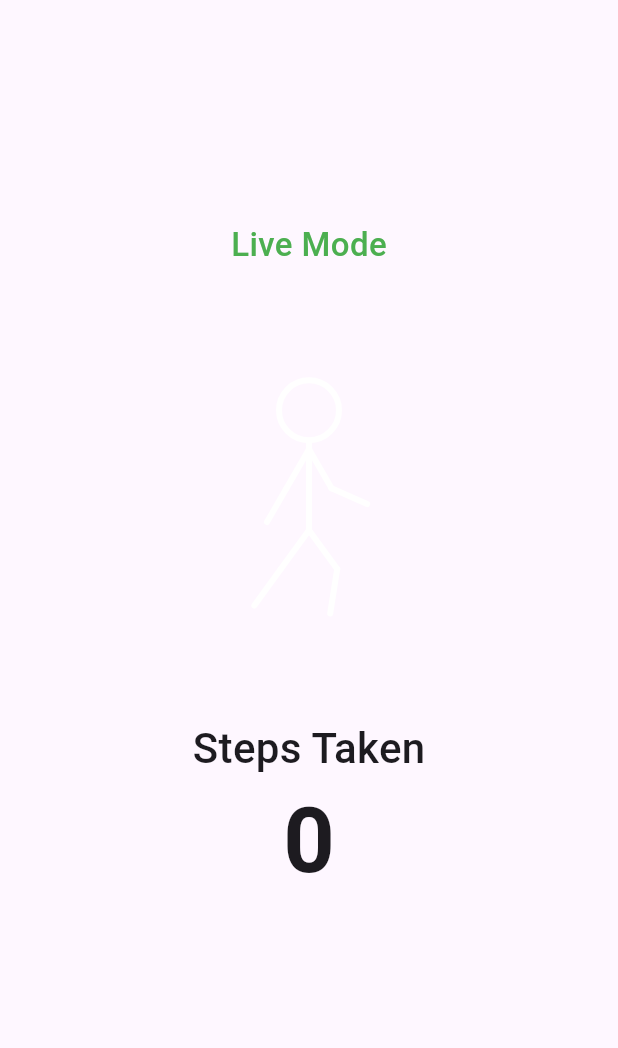
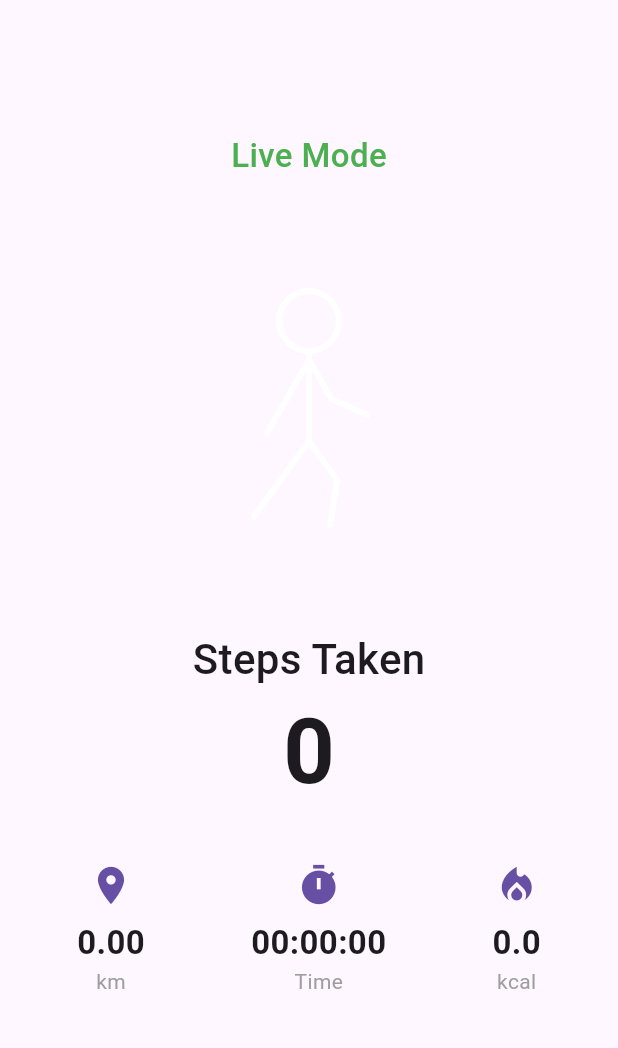
Before and after one commit to koasis89/step_tracker, a Flutter app: the screen it shows after launch, on a phone screen of 412 x 824 dp, the part 66-1114 px from its top. Run offline on Flutter 3.47's test engine with Material 3 defaults, Android fonts, the phone set to English and light mode, and no system bars; our stand-ins replace firebase_core, pedometer; accounts and stored records are empty.

Commit message:
feat: add distance duration calory

```diff
--- a/lib/screens/main_screen.dart
+++ b/lib/screens/main_screen.dart
@@ -13,6 +13,12 @@ class MainScreen extends StatefulWidget {
 
 class _MainScreenState extends State<MainScreen> with TickerProviderStateMixin {
   int _steps = 0;
+  double _distance = 0.0;
+  double _calories = 0.0;
+  int _elapsedSeconds = 0;
+  Timer? _timer;
+  bool _isTimerActive = false;
+
   bool _isSimulationMode = false;
   double _simulationSpeed = 5.0;
 
@@ -20,16 +26,6 @@ class _MainScreenState extends State<MainScreen> with TickerProviderStateMixin {
   double _previousAnimationValue = 0.0;
 
   StreamSubscription<StepCount>? _stepCountSubscription;
-
-  void _onAnimationUpdate() {
-    if (!_isSimulationMode || !_animationController.isAnimating) return;
-    final currentValue = _animationController.value;
-    if ((_previousAnimationValue < 0.5 && currentValue >= 0.5) ||
-        (_previousAnimationValue > 0.5 && currentValue < 0.5)) {
-      setState(() { _steps++; });
-    }
-    _previousAnimationValue = currentValue;
-  }
 
   @override
   void initState() {
@@ -40,6 +36,35 @@ class _MainScreenState extends State<MainScreen> with TickerProviderStateMixin {
     );
     _animationController.addListener(_onAnimationUpdate);
     initPedometer();
+    _startTimer(); // Timer is initialized but will only run when _isTimerActive is true
+  }
+
+  void _startTimer() {
+    _timer = Timer.periodic(const Duration(seconds: 1), (timer) {
+      if (mounted && _isTimerActive) {
+        setState(() {
+          _elapsedSeconds++;
+        });
+      }
+    });
+  }
+
+  void _updateMetrics(int steps) {
+    _steps = steps;
+    _distance = steps * 0.762; // Average stride length: 0.762 meters
+    _calories = steps * 0.04; // Average calories burned per step: 0.04
+  }
+
+  void _onAnimationUpdate() {
+    if (!_isSimulationMode || !_animationController.isAnimating) return;
+    final currentValue = _animationController.value;
+    if ((_previousAnimationValue < 0.5 && currentValue >= 0.5) ||
+        (_previousAnimationValue > 0.5 && currentValue < 0.5)) {
+      setState(() {
+        _updateMetrics(_steps + 1);
+      });
+    }
+    _previousAnimationValue = currentValue;
   }
 
   void initPedometer() {
@@ -51,11 +76,15 @@ class _MainScreenState extends State<MainScreen> with TickerProviderStateMixin {
   }
 
   void _onStepCount(StepCount event) {
+    if (mounted && !_isTimerActive) {
+      setState(() { _isTimerActive = true; });
+    }
+
     if (!_animationController.isAnimating) {
       _animationController.repeat(reverse: true);
     }
     setState(() {
-      _steps = event.steps;
+      _updateMetrics(event.steps);
     });
   }
 
@@ -72,7 +101,9 @@ class _MainScreenState extends State<MainScreen> with TickerProviderStateMixin {
   void _toggleSimulationMode(bool value) {
     setState(() {
       _isSimulationMode = value;
-      _steps = 0;
+      _updateMetrics(0);
+      _elapsedSeconds = 0;
+      _isTimerActive = false;
       _previousAnimationValue = 0.0;
       _animationController.stop();
       _animationController.reset();
@@ -88,12 +119,14 @@ class _MainScreenState extends State<MainScreen> with TickerProviderStateMixin {
 
   void _startSimulation() {
     if (_isSimulationMode && !_animationController.isAnimating) {
+      setState(() { _isTimerActive = true; });
       _animationController.repeat(reverse: true);
     }
   }
 
   void _stopSimulation() {
     if (_animationController.isAnimating) {
+      setState(() { _isTimerActive = false; });
       _animationController.stop();
     }
   }
@@ -112,7 +145,17 @@ class _MainScreenState extends State<MainScreen> with TickerProviderStateMixin {
     _stepCountSubscription?.cancel();
     _animationController.removeListener(_onAnimationUpdate);
     _animationController.dispose();
+    _timer?.cancel();
     super.dispose();
+  }
+
+  String _formatDuration(int totalSeconds) {
+    final duration = Duration(seconds: totalSeconds);
+    String twoDigits(int n) => n.toString().padLeft(2, "0");
+    final hours = twoDigits(duration.inHours);
+    final minutes = twoDigits(duration.inMinutes.remainder(60));
+    final seconds = twoDigits(duration.inSeconds.remainder(60));
+    return "$hours:$minutes:$seconds";
   }
 
   @override
@@ -166,6 +209,8 @@ class _MainScreenState extends State<MainScreen> with TickerProviderStateMixin {
                 '$_steps',
                 style: const TextStyle(fontSize: 60, fontWeight: FontWeight.bold),
               ),
+              const SizedBox(height: 30),
+              _buildStatsRow(),
               const SizedBox(height: 40),
               if (_isSimulationMode)
                 _buildSimulationControls(),
@@ -174,6 +219,28 @@ class _MainScreenState extends State<MainScreen> with TickerProviderStateMixin {
           ),
         ),
       ),
+    );
+  }
+
+  Widget _buildStatsRow() {
+    return Row(
+      mainAxisAlignment: MainAxisAlignment.spaceAround,
+      children: [
+        _buildStatItem(Icons.location_on, '${(_distance / 1000).toStringAsFixed(2)}', 'km'),
+        _buildStatItem(Icons.timer, _formatDuration(_elapsedSeconds), 'Time'),
+        _buildStatItem(Icons.local_fire_department, '${_calories.toStringAsFixed(1)}', 'kcal'),
+      ],
+    );
+  }
+
+  Widget _buildStatItem(IconData icon, String value, String unit) {
+    return Column(
+      children: [
+        Icon(icon, color: Theme.of(context).primaryColor, size: 30),
+        const SizedBox(height: 8),
+        Text(value, style: const TextStyle(fontSize: 22, fontWeight: FontWeight.bold)),
+        Text(unit, style: const TextStyle(fontSize: 14, color: Colors.grey)),
+      ],
     );
   }
 
--- a/pubspec.yaml
+++ b/pubspec.yaml
@@ -14,6 +14,7 @@ dependencies:
   firebase_core: ^4.2.1
   firebase_auth: ^6.1.2
   cloud_firestore: ^6.1.0
+  geolocator: ^14.0.2
 
 dev_dependencies:
   flutter_test:
```
Also changed, not shown: pubspec.lock, 3 other files.
